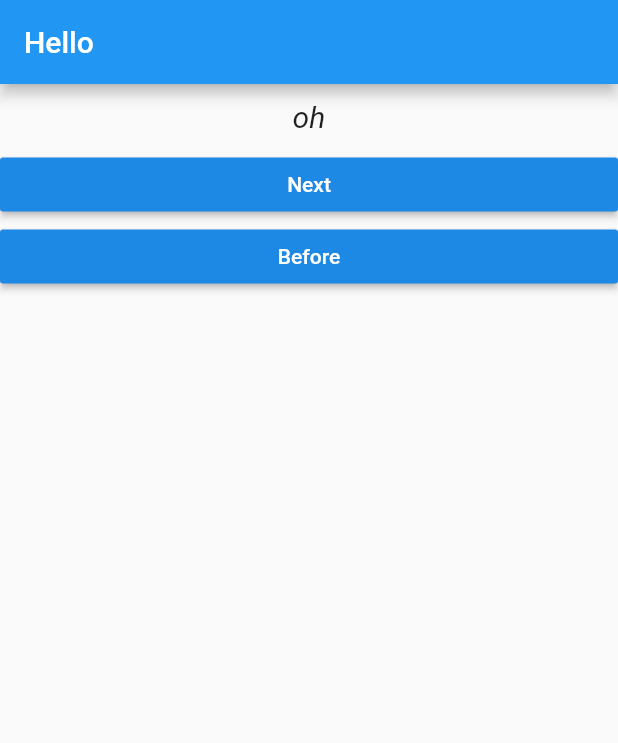
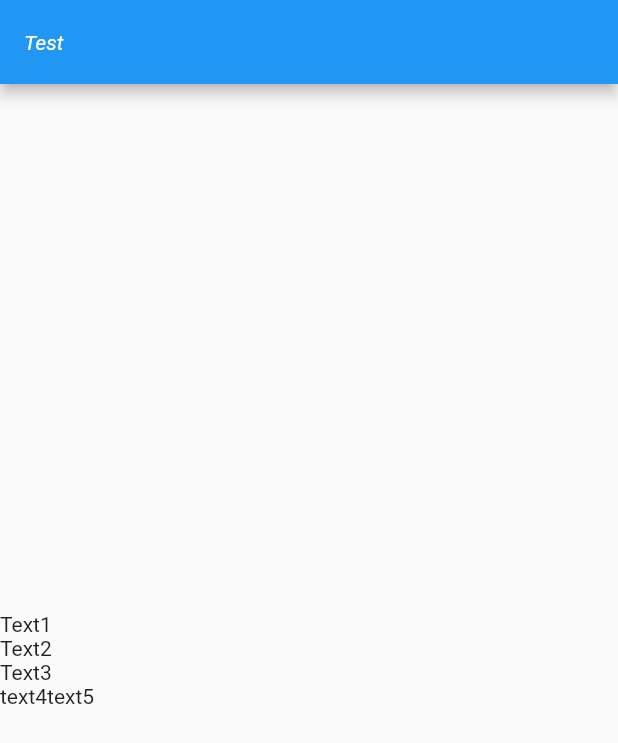
Before and after one commit to ditw11mhs/mid_app, a Flutter app: the screen it shows after launch, on a phone screen of 412 x 824 dp. Shown: the top 743 px of the screen. Run offline on Flutter 3.47's test engine with Material 2 defaults, Android fonts, the phone set to English and light mode, and no system bars.

Commit message:
Commit for another tutorial

```diff
--- a/lib/ans.dart
+++ /dev/null
@@ -1,21 +0,0 @@
-import 'package:flutter/material.dart';
-
-class Answer extends StatelessWidget {
-  final void Function() func;
-  final String funcName;
-
-  Answer(this.funcName, this.func);
-
-  @override
-  Widget build(BuildContext context) {
-    return Container(
-      width: double.infinity,
-      child: RaisedButton(
-        color: Colors.blue[600],
-        textColor: Colors.white,
-        child: Text(funcName),
-        onPressed: func,
-      ),
-    );
-  }
-}
--- a/lib/main.dart
+++ b/lib/main.dart
@@ -1,62 +1,32 @@
 import 'package:flutter/material.dart';
-import 'package:mid_app/ans.dart';
-import 'package:mid_app/question.dart';
 
 void main() => runApp(MyApp());
 
-class MyApp extends StatefulWidget {
-  @override
-  State<StatefulWidget> createState() {
-    // TODO: implement createState
-    return _MyAppState();
-  }
-}
-
-class _MyAppState extends State<MyApp> {
-  var _i = 0;
-  var _texts = ['oh','there','you','are','I','just','wanna','say','I', 'Love', 'You'];
-
-  void _next() {
-    setState(() {
-      if (_i < _texts.length-1) {
-        _i++;
-      } else {
-        _i = 0;
-      }
-    });
-
-    print(_i);
-  }
-
-  void _before() {
-    setState(() {
-      if (_i > 0) {
-        _i--;
-      } else {
-        _i = _texts.length-1;
-      }
-    });
-
-    print(_i);
-  }
+class MyApp extends StatelessWidget {
+  const MyApp({Key? key}) : super(key: key);
 
   @override
   Widget build(BuildContext context) {
-
-
     return MaterialApp(
       home: Scaffold(
-        appBar: AppBar(
-          title: Text("Hello"),
-        ),
-        body: Column(
-          children: <Widget>[
-            Question(_texts[_i]),
-            Answer('Next', _next),
-            Answer('Before',_before)
-          ],
-        ),
-      ),
+          appBar: AppBar(
+            titleTextStyle: TextStyle(fontStyle: FontStyle.italic),
+            title: Text('Test'),
+          ),
+          body: Column(
+            mainAxisAlignment: MainAxisAlignment.center,
+            crossAxisAlignment: CrossAxisAlignment.start,
+            children: <Widget>[
+              Text(
+                'Text1',
+              ),
+              Text('Text2'),
+              Text('Text3'),
+              Row(
+                children: <Widget>[Text('text4'), Text('text5')],
+              )
+            ],
+          )),
     );
   }
 }
--- a/lib/question.dart
+++ /dev/null
@@ -1,21 +0,0 @@
-import 'package:flutter/material.dart';
-
-class Question extends StatelessWidget {
-  // const question({Key? key}) : super(key: key);
-  final String textoutput;
-
-  Question(this.textoutput);
-
-  @override
-  Widget build(BuildContext context) {
-    return Container(
-      width: double.infinity,
-      margin: EdgeInsets.all(10),
-      child: Text(
-        textoutput,
-        style: TextStyle(fontSize: 20, fontStyle: FontStyle.italic),
-        textAlign: TextAlign.center,
-      ),
-    );
-  }
-}
```
